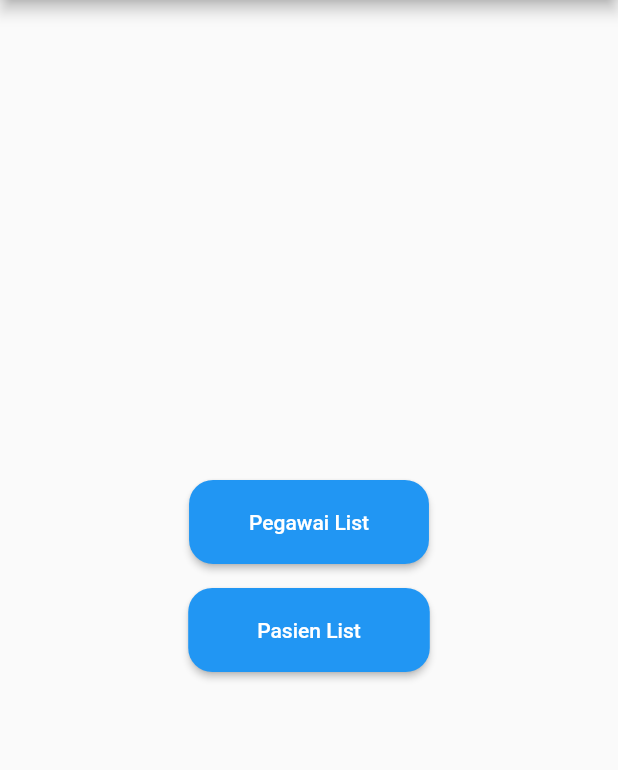
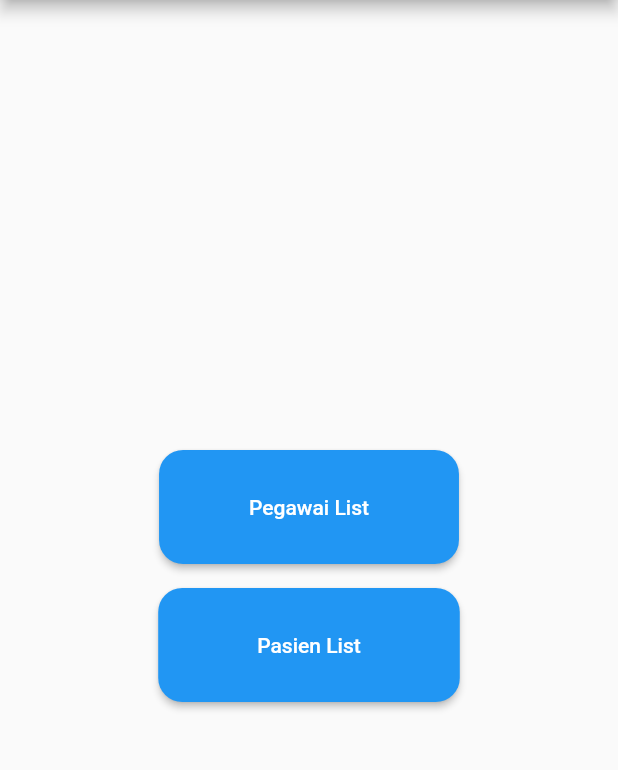
Before and after one commit to mioscape/klinik_app, a Flutter app: the screen it shows after launch, on a phone screen of 412 x 824 dp, the part 84-854 px from its top. Run offline on Flutter 3.47's test engine with Material 2 defaults, Android fonts, the light colour scheme and no system bars.

Commit message:
Incrase Button size @ Main
Signed-off-by: Ihya Fauzi <mioscape@Ihyas-MacBook-Pro.local>

```diff
--- a/lib/main.dart
+++ b/lib/main.dart
@@ -33,7 +33,7 @@ class HomeScreen extends StatelessWidget {
               },
               style: ElevatedButton.styleFrom(
                 backgroundColor: Colors.blue,
-                padding: const EdgeInsets.symmetric(horizontal: 40, vertical: 20),
+                padding: const EdgeInsets.symmetric(horizontal: 60, vertical: 30),
                 shape: RoundedRectangleBorder(
                   borderRadius: BorderRadius.circular(16),
                 ),
@@ -52,7 +52,7 @@ class HomeScreen extends StatelessWidget {
               },
               style: ElevatedButton.styleFrom(
                 backgroundColor: Colors.blue,
-                padding: const EdgeInsets.symmetric(horizontal: 46, vertical: 20),
+                padding: const EdgeInsets.symmetric(horizontal: 66, vertical: 30),
                 shape: RoundedRectangleBorder(
                   borderRadius: BorderRadius.circular(16),
                 ),
```
